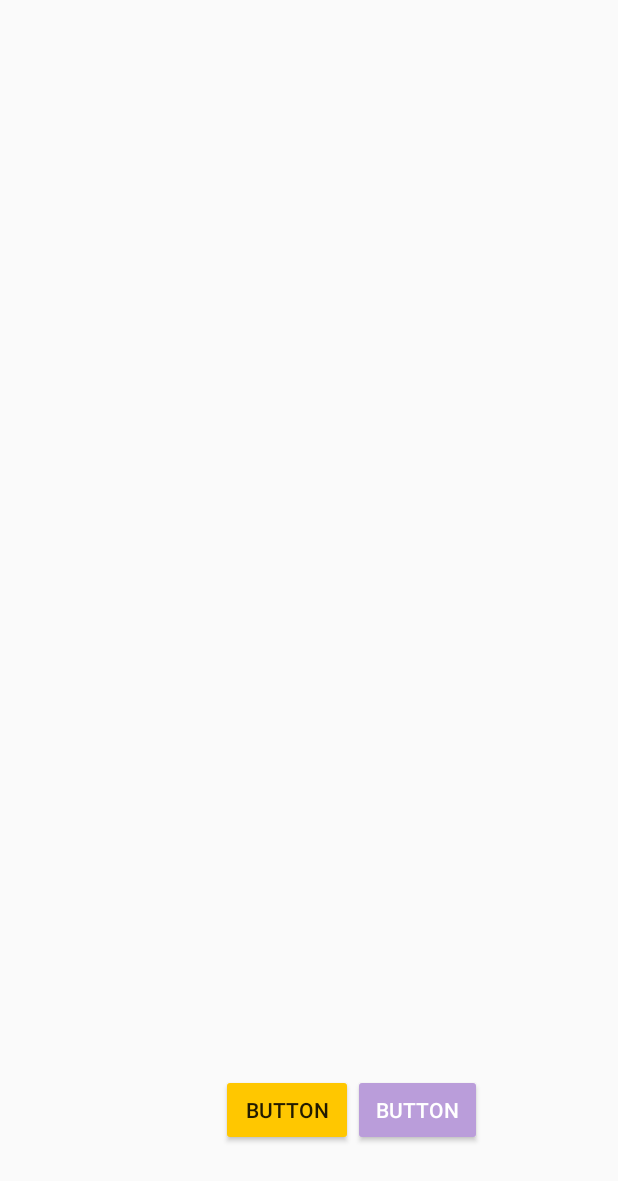
After one commit to KoltX/NiceStart, an Android app: the layout onconstraints.xml on its own in the app's theme, with its tools: preview values and no code run, on a phone screen of 412 x 824 dp. The commit adds this screen. Shown: the top 1181 px of the screen. Run offline under Robolectric (Android 15) with nearby library versions, the phone set to English and light mode, and no system bars.

Commit message:
new chatbot

```diff
--- a/app/src/main/java/com/ramiro/ernesto/nicestart/MyWebView.java
+++ b/app/src/main/java/com/ramiro/ernesto/nicestart/MyWebView.java
@@ -1,6 +1,5 @@
 package com.ramiro.ernesto.nicestart;
 
-import android.app.Activity;
 import android.os.Bundle;
 import android.support.v7.app.AppCompatActivity;
 import android.webkit.WebSettings;
@@ -29,7 +28,8 @@ public class MyWebView extends AppCompatActivity {
 //                        "    height=\"430\"\n" +
                         "    width=\"100%\"\n" +
                         "    height=\"100%\"\n" +
-                        "    src=\"https://console.dialogflow.com/api-client/demo/embedded/ad0227a0-d37d-4437-9761-899ad31d42d1\">\n" +
+                "    src=\"https://console.dialogflow.com/api-client/demo/embedded/fb934939-194a-49df-9e41-b20a3a1ba073\">\n" +
+//                        "    src=\"https://console.dialogflow.com/api-client/demo/embedded/ad0227a0-d37d-4437-9761-899ad31d42d1\">\n" +
                         "</iframe>\n", "text/html",
                 "utf-8");
 
--- a/app/src/main/res/drawable/button_custom.xml
+++ b/app/src/main/res/drawable/button_custom.xml
@@ -3,6 +3,6 @@
     <item android:drawable="@android:color/holo_orange_dark"
         android:state_pressed="true" />
     <item android:drawable="@color/background_purple"
-        android:state_="true" />
+        android:state_focused="true" />
     <item android:drawable="@color/light_purple_button" />
     </selector>
--- /dev/null
+++ b/app/src/main/res/layout-land/onconstraints.xml
@@ -0,0 +1,46 @@
+<?xml version="1.0" encoding="utf-8"?>
+<android.support.constraint.ConstraintLayout xmlns:android="http://schemas.android.com/apk/res/android"
+    xmlns:app="http://schemas.android.com/apk/res-auto"
+    xmlns:tools="http://schemas.android.com/tools"
+    android:layout_width="match_parent"
+    android:layout_height="match_parent"
+    android:backgroundTint="#3F51B5">
+
+    <Button
+        android:id="@+id/button2"
+        android:layout_width="86dp"
+        android:layout_height="48dp"
+        android:backgroundTint="@color/colorPrimary"
+        android:text="Button"
+        android:textColor="@android:color/white"
+        app:layout_constraintBottom_toBottomOf="parent"
+        app:layout_constraintEnd_toEndOf="parent"
+        app:layout_constraintStart_toEndOf="@+id/button3"
+        app:layout_constraintTop_toTopOf="parent" />
+
+    <Button
+        android:id="@+id/button3"
+        android:layout_width="wrap_content"
+        android:layout_height="wrap_content"
+        android:backgroundTint="@color/colorAccent"
+        android:text="Button"
+        app:layout_constraintBottom_toBottomOf="parent"
+        app:layout_constraintEnd_toStartOf="@+id/button2"
+        app:layout_constraintHorizontal_chainStyle="packed"
+        app:layout_constraintStart_toStartOf="@+id/guideline"
+        app:layout_constraintTop_toTopOf="parent" />
+
+    <android.support.constraint.Guideline
+        android:id="@+id/guideline"
+        android:layout_width="wrap_content"
+        android:layout_height="wrap_content"
+        android:orientation="vertical"
+        app:layout_constraintGuide_begin="16dp" />
+
+    <android.support.constraint.Guideline
+        android:id="@+id/guideline2"
+        android:layout_width="wrap_content"
+        android:layout_height="wrap_content"
+        android:orientation="vertical"
+        app:layout_constraintGuide_begin="74dp" />
+</android.support.constraint.ConstraintLayout>
--- /dev/null
+++ b/app/src/main/res/layout/onconstraints.xml
@@ -0,0 +1,55 @@
+<?xml version="1.0" encoding="utf-8"?>
+<android.support.constraint.ConstraintLayout xmlns:android="http://schemas.android.com/apk/res/android"
+    xmlns:app="http://schemas.android.com/apk/res-auto"
+    xmlns:tools="http://schemas.android.com/tools"
+    android:layout_width="match_parent"
+    android:layout_height="match_parent"
+    android:backgroundTint="#3F51B5">
+
+    <Button
+        android:id="@+id/button2"
+        android:layout_width="86dp"
+        android:layout_height="48dp"
+        android:backgroundTint="@color/colorPrimary"
+        android:text="Button"
+        android:textColor="@android:color/white"
+        app:layout_constraintBottom_toBottomOf="parent"
+        app:layout_constraintEnd_toStartOf="@+id/guideline3"
+        app:layout_constraintStart_toEndOf="@+id/button3"
+        app:layout_constraintTop_toTopOf="parent"
+        app:layout_constraintVertical_bias="0.923" />
+
+    <Button
+        android:id="@+id/button3"
+        android:layout_width="wrap_content"
+        android:layout_height="wrap_content"
+        android:backgroundTint="@color/colorAccent"
+        android:text="Button"
+        app:layout_constraintBottom_toBottomOf="parent"
+        app:layout_constraintEnd_toStartOf="@+id/button2"
+        app:layout_constraintHorizontal_chainStyle="packed"
+        app:layout_constraintStart_toStartOf="@+id/guideline2"
+        app:layout_constraintTop_toTopOf="parent"
+        app:layout_constraintVertical_bias="0.923" />
+
+    <android.support.constraint.Guideline
+        android:id="@+id/guideline"
+        android:layout_width="wrap_content"
+        android:layout_height="wrap_content"
+        android:orientation="vertical"
+        app:layout_constraintGuide_begin="16dp" />
+
+    <android.support.constraint.Guideline
+        android:id="@+id/guideline2"
+        android:layout_width="wrap_content"
+        android:layout_height="wrap_content"
+        android:orientation="vertical"
+        app:layout_constraintGuide_begin="72dp" />
+
+    <android.support.constraint.Guideline
+        android:id="@+id/guideline3"
+        android:layout_width="wrap_content"
+        android:layout_height="wrap_content"
+        android:orientation="vertical"
+        app:layout_constraintGuide_end="16dp" />
+</android.support.constraint.ConstraintLayout>
--- a/app/src/main/res/mipmap-anydpi-v26/ic_launcher.xml
+++ b/app/src/main/res/mipmap-anydpi-v26/ic_launcher.xml
@@ -1,5 +1,5 @@
 <?xml version="1.0" encoding="utf-8"?>
 <adaptive-icon xmlns:android="http://schemas.android.com/apk/res/android">
-    <background android:drawable="@drawable/ic_launcher_background"/>
+    <background android:drawable="@color/ic_launcher_background"/>
     <foreground android:drawable="@drawable/ic_launcher_foreground"/>
 </adaptive-icon>
--- a/app/src/main/res/mipmap-anydpi-v26/ic_launcher_round.xml
+++ b/app/src/main/res/mipmap-anydpi-v26/ic_launcher_round.xml
@@ -1,5 +1,5 @@
 <?xml version="1.0" encoding="utf-8"?>
 <adaptive-icon xmlns:android="http://schemas.android.com/apk/res/android">
-    <background android:drawable="@drawable/ic_launcher_background"/>
+    <background android:drawable="@color/ic_launcher_background"/>
     <foreground android:drawable="@drawable/ic_launcher_foreground"/>
 </adaptive-icon>
--- /dev/null
+++ b/app/src/main/res/values/ic_launcher_background.xml
@@ -0,0 +1,4 @@
+<?xml version="1.0" encoding="utf-8"?>
+<resources>
+    <color name="ic_launcher_background">#DC5800</color>
+</resources>
```
Also changed, not shown: app/src/main/res/drawable/ic_launcher_foreground.xml (+22 -22 lines), app/src/main/ic_launcher-playstore.png, app/src/main/res/mipmap-hdpi/ic_launcher.png, app/src/main/res/mipmap-hdpi/ic_launcher_round.png, app/src/main/res/mipmap-mdpi/ic_launcher.png, app/src/main/res/mipmap-mdpi/ic_launcher_round.png, app/src/main/res/mipmap-xhdpi/ic_launcher.png, app/src/main/res/mipmap-xhdpi/ic_launcher_round.png, app/src/main/res/mipmap-xxhdpi/ic_launcher.png, app/src/main/res/mipmap-xxhdpi/ic_launcher_round.png, app/src/main/res/mipmap-xxxhdpi/ic_launcher.png, app/src/main/res/mipmap-xxxhdpi/ic_launcher_round.png.
